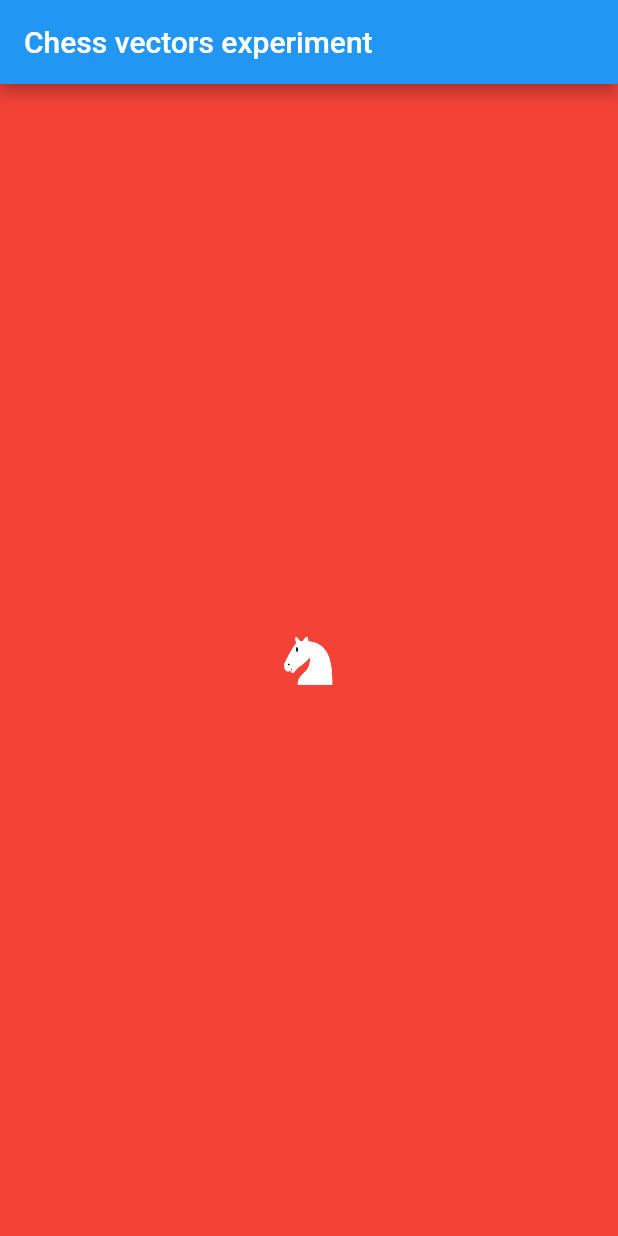
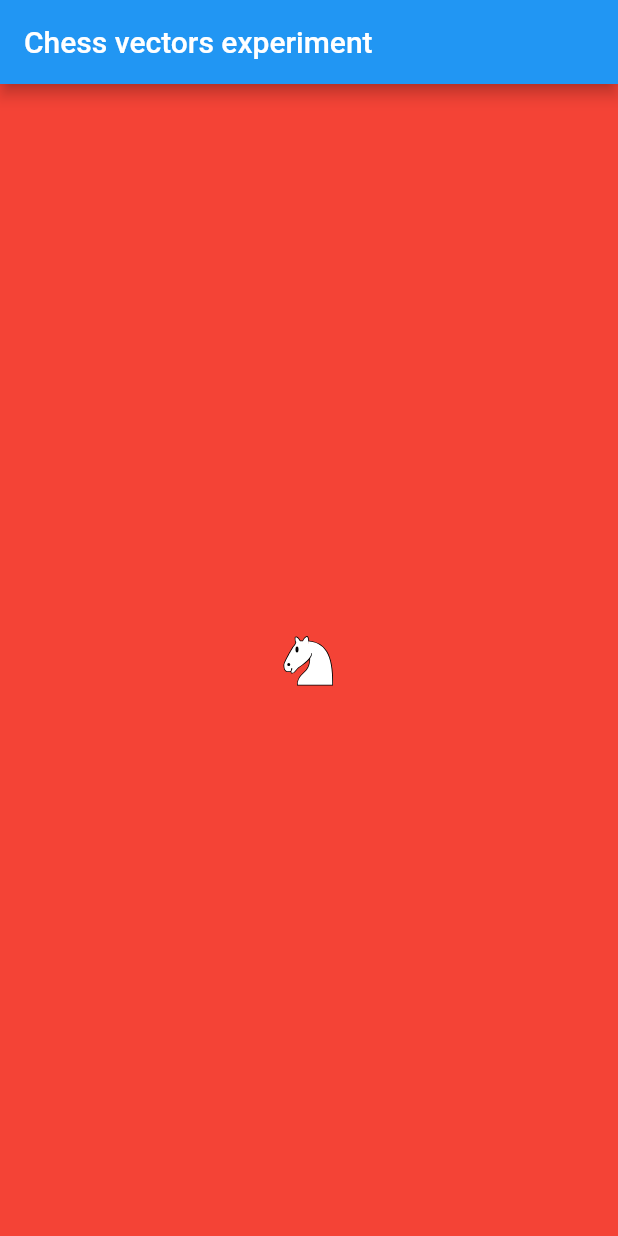
Before and after one commit to loloof64/chess_vectors_experiment, a Flutter app: the screen it shows after launch, on a phone screen of 412 x 824 dp. Run offline on Flutter 3.47's test engine with Material 2 defaults, Android fonts, the phone set to English and light mode, and no system bars; our stand-ins replace tuple.

Commit message:
Little fix : stoke and fill have different renderings.

```diff
--- a/lib/main.dart
+++ b/lib/main.dart
@@ -67,19 +67,19 @@ class MyChessVector extends StatelessWidget {
       width: size,
       height: size,
       child: new CustomPaint(
-        painter: new VectorImagePainter(<VectorImagePathDefinition>[
-          VectorImagePathDefinition(path:"M 22,10 C 32.5,11 38.5,18 38,39"
+        painter: new VectorImagePainter(<VectorImagePathGroup>[
+          VectorImagePathGroup(path:"M 22,10 C 32.5,11 38.5,18 38,39"
               " L 15,39 C 15,30 25,32.5 23,18"),
-          VectorImagePathDefinition(path:"M 24,18 C 24.38,20.91 18.45,25.37"
+          VectorImagePathGroup(path:"M 24,18 C 24.38,20.91 18.45,25.37"
               " 16,27 C 13,29 13.18,31.34 11,31 C "
           "9.958,30.06 12.41,27.96 11,28 C 10,28 11.19,29.23 10,30 C 9,30"
               " 5.997,31 6,26 C 6,24 12,14 12,14 C 12,14 13.89,12.1 14,10.5 C"
               " 13.27,9.506 13.5,8.5 13.5,7.5 C 14.5,6.5 16.5,10 16.5,10 L"
               " 18.5,10 C 18.5,10 19.28,8.008 21,7 C 22,7 22,10 22,10"),
-          VectorImagePathDefinition(path: "M 9.5 25.5 A 0.5 0.5 0 1 1"
-              " 8.5,25.5 A 0.5 0.5 0 1 1 9.5 25.5 z", fill: Colors.black),
-          VectorImagePathDefinition(path: "M 15 15.5 A 0.5 1.5 0 1 1"
-              "  14,15.5 A 0.5 1.5 0 1 1  15 15.5 z", fill: Colors.black)
+          VectorImagePathGroup(path: "M 9.5 25.5 A 0.5 0.5 0 1 1"
+              " 8.5,25.5 A 0.5 0.5 0 1 1 9.5 25.5 z", fillColor: Colors.black),
+          VectorImagePathGroup(path: "M 15 15.5 A 0.5 1.5 0 1 1"
+              "  14,15.5 A 0.5 1.5 0 1 1  15 15.5 z", fillColor: Colors.black)
         ]),
       ),
     );
--- a/lib/vector_image.dart
+++ b/lib/vector_image.dart
@@ -5,13 +5,13 @@ import 'package:meta/meta.dart';
 import 'package:tuple/tuple.dart';
 
 class VectorImagePainter extends CustomPainter {
-  List<VectorImagePathDefinition> vectorDefinition;
+  List<VectorImagePathGroup> vectorDefinition;
 
   VectorImagePainter(this.vectorDefinition);
 
   @override
   void paint(Canvas canvas, Size size) {
-    vectorDefinition.forEach((VectorImagePathDefinition pathDefinition) {
+    vectorDefinition.forEach((VectorImagePathGroup pathDefinition) {
 
       var commonPath = new Path();
       pathDefinition.pathElements.forEach((PathElement element) {
@@ -19,15 +19,15 @@ class VectorImagePainter extends CustomPainter {
       });
 
       var strokePathPaint = new Paint()
-        ..style = PaintingStyle.fill
+        ..style = PaintingStyle.stroke
         ..strokeWidth = 1.0
-        ..color = pathDefinition.fill;
+        ..color = pathDefinition.strokeColor;
       canvas.drawPath(commonPath, strokePathPaint);
 
       var fillPathPaint = new Paint()
         ..style = PaintingStyle.fill
         ..strokeWidth = 1.0
-        ..color = pathDefinition.fill;
+        ..color = pathDefinition.fillColor;
       canvas.drawPath(commonPath, fillPathPaint);
     });
 
@@ -40,15 +40,15 @@ class VectorImagePainter extends CustomPainter {
 }
 
 
-class VectorImagePathDefinition {
+class VectorImagePathGroup {
   List<PathElement> pathElements;
-  Color fill;
-  Color stroke;
+  Color fillColor;
+  Color strokeColor;
 
-  VectorImagePathDefinition({
+  VectorImagePathGroup({
     String path,
-    this.fill = Colors.white,
-    this.stroke = Colors.black
+    this.fillColor = Colors.white,
+    this.strokeColor = Colors.black
   }) : pathElements = parsePath(path);
 }
 
```
